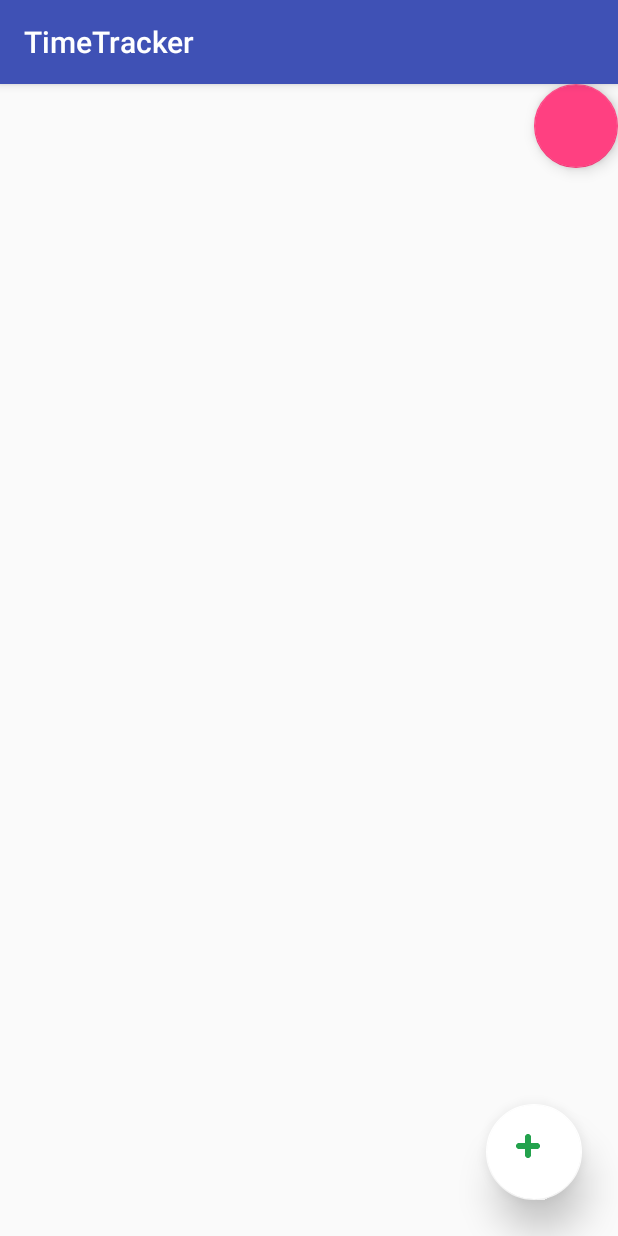
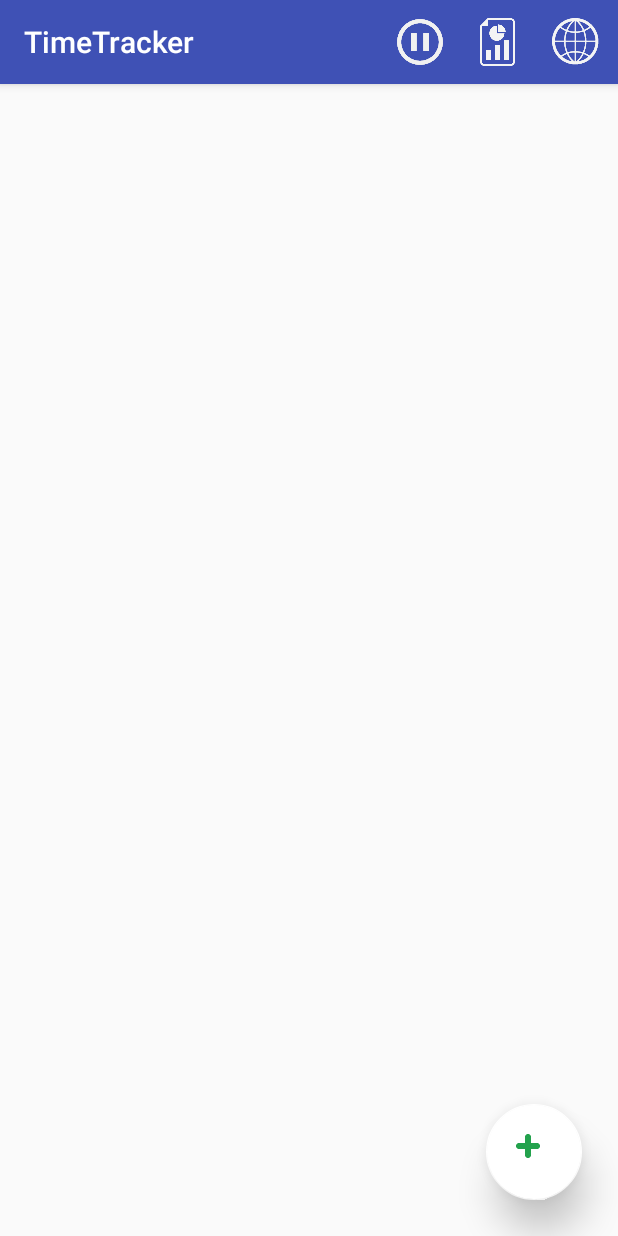
Before and after one commit to kikones34/timeTrackerAndroid, an Android app: the screen it shows after launch (LlistaActivitatsActivity), on a phone screen of 412 x 824 dp. Run offline under Robolectric (Android 15) with nearby library versions, the light colour scheme and no system bars.

Commit message:
i'm dead inside
v1.0?

```diff
--- a/app/build.gradle
+++ b/app/build.gradle
@@ -29,6 +29,7 @@ android {
 }
 
 dependencies {
+    implementation 'com.android.support:support-v4:26.1.0'
     compile fileTree(dir: 'libs', include: ['*.jar'])
     testCompile 'junit:junit:4.12'
     compile 'com.android.support:design:26.1.0'
--- a/app/src/main/java/com/example/joans/timetracker/DadesActivitat.java
+++ b/app/src/main/java/com/example/joans/timetracker/DadesActivitat.java
@@ -117,7 +117,7 @@ public class DadesActivitat implements Serializable {
         segons = (long) (durada - segonsPerHora * hores
                 - segonsPerMinut * minuts);
 
-        if (act.getClass().getName().endsWith("Projecte")) {
+        if (act instanceof Projecte) {
             isProjecte = true;
             isTasca = false;
             isCronometreEngegat = ((Projecte) act).isAlgunaActivitatEngegada();
--- a/app/src/main/java/com/example/joans/timetracker/IntervalsAdapter.java
+++ b/app/src/main/java/com/example/joans/timetracker/IntervalsAdapter.java
@@ -32,8 +32,8 @@ public class IntervalsAdapter extends ArrayAdapter<DadesInterval> {
         TextView descripcio = (TextView) convertView.findViewById(R.id.textview_intervals);
         SimpleDateFormat formatter = new SimpleDateFormat();
         descripcio.setText(
-                "Data inici: " + formatter.format(di.getDataInicial()) + "\n"
-                + "Data final: " + formatter.format(di.getDataFinal()) + "\n"
+                "Desde: " + formatter.format(di.getDataInicial()) + "\n"
+                + "Fins a: " + formatter.format(di.getDataFinal()) + "\n"
                 + "Durada: " + di.getDuradaFormatted()
         );
 
--- a/app/src/main/java/com/example/joans/timetracker/LlistaActivitatsActivity.java
+++ b/app/src/main/java/com/example/joans/timetracker/LlistaActivitatsActivity.java
@@ -9,6 +9,8 @@ import android.os.Bundle;
 import android.support.design.widget.FloatingActionButton;
 import android.support.v7.app.AppCompatActivity;
 import android.util.Log;
+import android.view.Menu;
+import android.view.MenuItem;
 import android.view.View;
 import android.view.Window;
 import android.widget.AdapterView;
@@ -16,6 +18,10 @@ import android.widget.ListView;
 
 import java.util.ArrayList;
 import java.util.Collections;
+
+import nucli.Activitat;
+import nucli.Projecte;
+import nucli.Tasca;
 
 
 /**
@@ -74,8 +80,11 @@ public class LlistaActivitatsActivity extends AppCompatActivity {
      * <code>TextView</code> per a cada activitat a mostrar.
      */
     private ListView listViewActivities;
+    private Projecte pare_actual;
+    private boolean tasques_pausades = false;
+    private boolean hi_ha_tasques_cronomentrant = false;
 
-    private FloatingActionButton fab;
+    private ArrayList<Tasca> tasquesEngegades;
 
     /**
      * Adaptador necessari per connectar les dades de la llista de projectes i
@@ -153,12 +162,13 @@ public class LlistaActivitatsActivity extends AppCompatActivity {
                 ArrayList<DadesActivitat> llistaDadesAct =
                         (ArrayList<DadesActivitat>) intent
                                 .getSerializableExtra("llista_dades_activitats");
-                String nom_pare = intent.getStringExtra("nom_pare");
+                pare_actual = (Projecte) intent.getSerializableExtra("pare");
                 if (activitatPareActualEsArrel) {
                     setTitle("Time Tracker");
                 } else {
-                    setTitle(nom_pare);
+                    setTitle(pare_actual.getNom());
                 }
+
 
                 aaAct.clear();
 
@@ -230,6 +240,8 @@ public class LlistaActivitatsActivity extends AppCompatActivity {
 
                 sendBroadcast(inte);
 
+            } else if (intent.getAction().equals(LlistaActivitatsActivity.DEMANAR_PARA_SERVEI)) {
+                paraServei();
             } else {
                 // no pot ser
                 assert false : "intent d'acció no prevista";
@@ -301,6 +313,12 @@ public class LlistaActivitatsActivity extends AppCompatActivity {
 
     public static final String EDITAR_ACTIVITAT = "Editar_activitat";
 
+    public static final String DEMANAR_PARA_SERVEI = "Demana_para_servei";
+
+    public static final String PAUSAR_TASQUES = "Pausar_tasques";
+
+    public static final String RESTAURAR_TASQUES = "Restaurar_tasques";
+
     /**
      * En voler pujar de nivell quan ja som a dalt de tot vol dir que l'usuari
      * desitja "deixar de treballar del tot" amb la aplicació, així que "parem"
@@ -330,6 +348,7 @@ public class LlistaActivitatsActivity extends AppCompatActivity {
         filter.addAction(LlistaActivitatsActivity.DEMANAR_ELIMINAR_ACTIVITAT);
         filter.addAction(LlistaActivitatsActivity.DEMANAR_EDITAR_ACTIVITAT);
         filter.addAction(LlistaActivitatsActivity.ACTIVITAT_EDITAT);
+        filter.addAction(LlistaActivitatsActivity.DEMANAR_PARA_SERVEI);
         receptor = new Receptor();
         registerReceiver(receptor, filter);
 
@@ -381,11 +400,11 @@ public class LlistaActivitatsActivity extends AppCompatActivity {
 
         setContentView(R.layout.activity_llista_activitats);
 
-        listViewActivities = (ListView) this.findViewById(R.id.listViewActivity);
+        listViewActivities = this.findViewById(R.id.listViewActivity);
 
-        fab = (FloatingActionButton) this.findViewById(R.id.addActivity);
+        FloatingActionButton fab_add_activity = this.findViewById(R.id.addActivity);
 
-        llistaDadesActivities = new ArrayList<PackDadesActivitatPosition>();
+        llistaDadesActivities = new ArrayList<>();
         aaAct = new ActivitatAdapter(this, llistaDadesActivities);
 
         listViewActivities.setAdapter(aaAct);
@@ -437,7 +456,7 @@ public class LlistaActivitatsActivity extends AppCompatActivity {
             }
         });
 
-        fab.setOnClickListener(new View.OnClickListener() {
+        fab_add_activity.setOnClickListener(new View.OnClickListener() {
             @Override
             public void onClick(View view) {
                 startActivity(new Intent(LlistaActivitatsActivity.this,
@@ -446,6 +465,12 @@ public class LlistaActivitatsActivity extends AppCompatActivity {
             }
         });
 
+    }
+
+    private void paraServei() {
+        Log.d(tag, "parem servei");
+        sendBroadcast(new Intent(LlistaActivitatsActivity.PARA_SERVEI));
+        super.onBackPressed();
     }
 
     /**
@@ -460,10 +485,11 @@ public class LlistaActivitatsActivity extends AppCompatActivity {
     public final void onBackPressed() {
         Log.i(tag, "onBackPressed");
         if (activitatPareActualEsArrel) {
-            // TODO: popup cosa
-            Log.d(tag, "parem servei");
-            sendBroadcast(new Intent(LlistaActivitatsActivity.PARA_SERVEI));
-            super.onBackPressed();
+            if (pare_actual.isAlgunaActivitatEngegada()) {
+                new ExitAppFragment().show(getFragmentManager(), "exit_app");
+            } else {
+                paraServei();
+            }
         } else {
             sendBroadcast(new Intent(LlistaActivitatsActivity.PUJA_NIVELL));
             Log.d(tag, "enviat intent PUJA_NIVELL");
@@ -498,7 +524,6 @@ public class LlistaActivitatsActivity extends AppCompatActivity {
      * @param savedInstanceState
      *            Bundle que de fet no es fa servir.
      *
-     * @see onConfigurationChanged
      */
     @Override
     public final void onRestoreInstanceState(final Bundle savedInstanceState) {
@@ -559,10 +584,43 @@ public class LlistaActivitatsActivity extends AppCompatActivity {
      */
     @Override
     public final void onConfigurationChanged(final Configuration newConfig) {
-        Log.i(tag, "onConfigurationChanged");
+        super.onConfigurationChanged(newConfig);
+        /*Log.i(tag, "onConfigurationChanged");
         if (Log.isLoggable(tag, Log.VERBOSE)) {
             Log.v(tag, newConfig.toString());
+        }*/
+    }
+
+    @Override
+    public boolean onCreateOptionsMenu(Menu menu) {
+        getMenuInflater().inflate(R.menu.options_menu, menu);
+        return true;
+    }
+
+    @Override
+    public boolean onOptionsItemSelected(MenuItem item) {
+        switch (item.getItemId()) {
+            case R.id.button_pause_resume:
+                if (tasques_pausades) {
+                    item.setIcon(R.drawable.pause);
+                    sendBroadcast(new Intent(LlistaActivitatsActivity.RESTAURAR_TASQUES));
+                } else {
+                    item.setIcon(R.drawable.play);
+                    sendBroadcast(new Intent(LlistaActivitatsActivity.PAUSAR_TASQUES));
+                }
+                tasques_pausades = !tasques_pausades;
+                break;
+            case R.id.button_generar_informe:
+                startActivity(new Intent(LlistaActivitatsActivity.this,
+                        GenerarInformeActivity.class));
+                sendBroadcast(new Intent(LlistaActivitatsActivity.DONAM_FILLS));
+                break;
+            case R.id.button_language:
+                break;
+            default:
+                assert false : "Botó no contemplat";
         }
+        return true;
     }
 
 }
--- a/app/src/main/java/com/example/joans/timetracker/LlistaIntervalsActivity.java
+++ b/app/src/main/java/com/example/joans/timetracker/LlistaIntervalsActivity.java
@@ -13,6 +13,8 @@ import android.widget.ListView;
 
 import java.util.ArrayList;
 import java.util.List;
+
+import nucli.Tasca;
 
 /**
  * Mostra la llista d'intervals d'alguna tasca. De cada interval mostra les
@@ -144,8 +146,8 @@ public class LlistaIntervalsActivity extends AppCompatActivity {
                 }
                 aaAct.notifyDataSetChanged();
             }
-            String nom_pare = intent.getStringExtra("nom_pare");
-            setTitle(nom_pare);
+            Tasca pare = (Tasca) intent.getSerializableExtra("pare");
+            setTitle(pare.getNom());
             Log.i(tag, "final de onReceive LlistaIntervals");
         }
     }
--- a/app/src/main/res/layout/activity_llista_activitats.xml
+++ b/app/src/main/res/layout/activity_llista_activitats.xml
@@ -20,7 +20,7 @@
         <ListView
             android:id="@+id/listViewActivity"
             android:layout_width="match_parent"
-            android:layout_height="wrap_content"
+            android:layout_height="499dp"
             android:paddingBottom="20dp"
             tools:listitem="@android:layout/simple_list_item_2" />
 
@@ -40,13 +40,4 @@
         tools:layout_editor_absoluteY="407dp"
         />
 
-    <android.support.design.widget.FloatingActionButton
-        android:id="@+id/more"
-        android:layout_width="match_parent"
-        android:layout_height="wrap_content"
-        android:clickable="true"
-        app:layout_anchor="@+id/linearLayout"
-        app:layout_anchorGravity="right|top"
-        app:srcCompat="?android:attr/floatingToolbarOpenDrawable" />
-
 </android.support.design.widget.CoordinatorLayout>
--- /dev/null
+++ b/app/src/main/res/menu/options_menu.xml
@@ -0,0 +1,22 @@
+<?xml version="1.0" encoding="utf-8"?>
+<menu xmlns:android="http://schemas.android.com/apk/res/android"
+    xmlns:app="http://schemas.android.com/apk/res-auto">
+    <item
+        android:id="@+id/button_pause_resume"
+        android:title=""
+        app:showAsAction="always"
+        android:icon="@drawable/pause"
+        />
+    <item
+        android:id="@+id/button_generar_informe"
+        android:title=""
+        app:showAsAction="always"
+        android:icon="@drawable/informe"
+        />
+    <item
+        android:id="@+id/button_language"
+        android:title=""
+        app:showAsAction="always"
+        android:icon="@drawable/world"
+        />
+</menu>
```
Also changed, not shown: app/src/main/AndroidManifest.xml (+7 -15 lines), app/src/main/java/com/example/joans/timetracker/ExitAppFragment.java (added, +37 -0 lines), app/src/main/java/com/example/joans/timetracker/GenerarInformeActivity.java (added, +104 -0 lines), app/src/main/java/com/example/joans/timetracker/GestorArbreActivitats.java (+23 -5 lines), app/src/main/res/layout/activity_generar_informe.xml (added, +154 -0 lines), app/src/main/res/values/strings.xml (+19 -1 lines), app/src/main/res/drawable/informe.png (added), app/src/main/res/drawable/pause.png (added), app/src/main/res/drawable/play.png, app/src/main/res/drawable/world.png (added).
